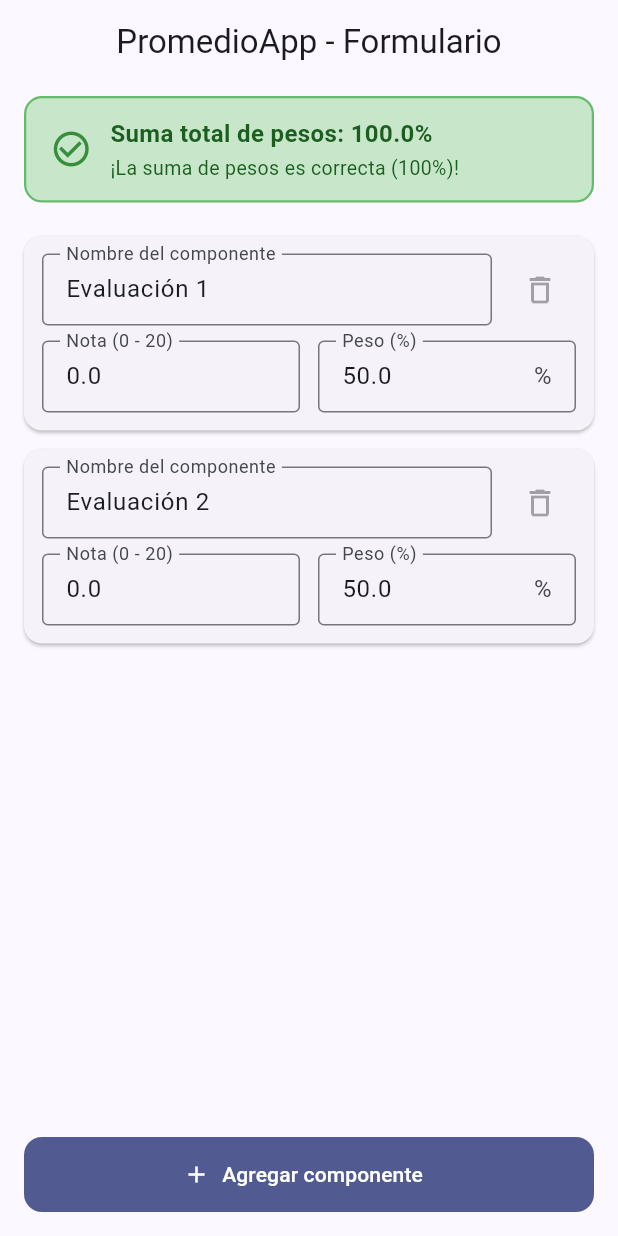
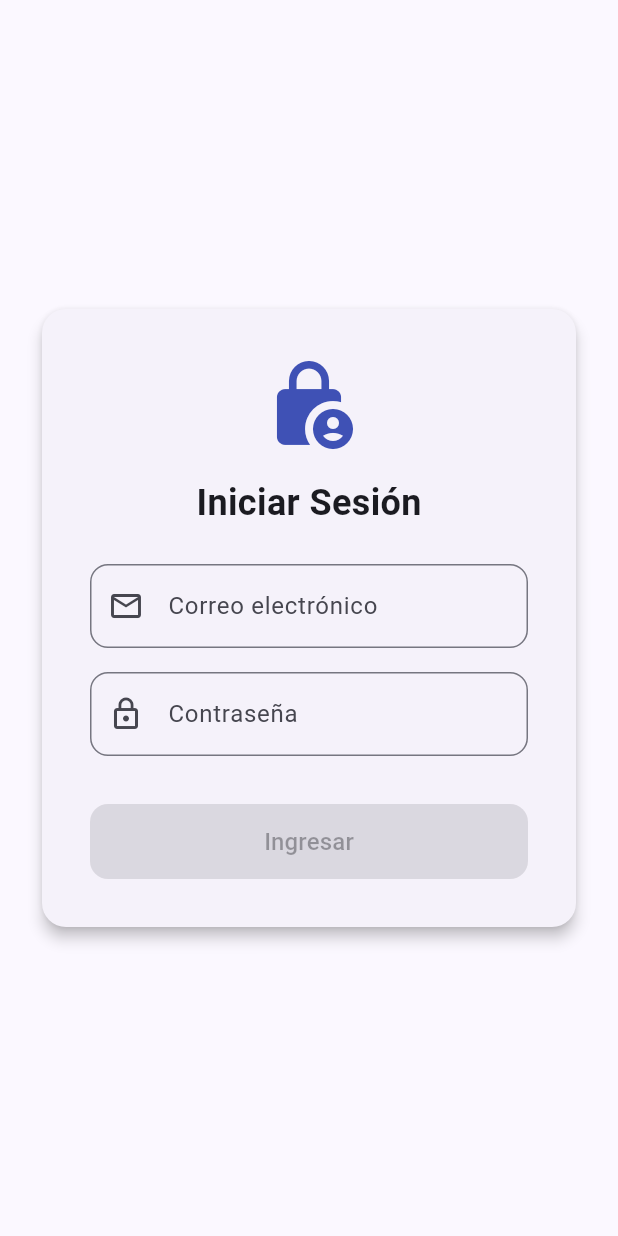
Before and after one commit to pieroalexanderppc/SI988-2026-GRUPO03, a Flutter app: the screen it shows after launch, on a phone screen of 412 x 824 dp. Run offline on Flutter 3.47's test engine with Material 3 defaults, Android fonts, the phone set to English and light mode, and no system bars; our stand-ins replace dio, firebase_auth, firebase_core, flutter_secure_storage; accounts and stored records are empty.

Commit message:
feat(exam-u1): validacion de login, bloqueo por intentos, cierre ante 401 y pruebas unitarias

```diff
--- a/proyecto_moviles2_grupo03/lib/main.dart
+++ b/proyecto_moviles2_grupo03/lib/main.dart
@@ -1,28 +1,63 @@
 import 'package:flutter/material.dart';
 import 'package:provider/provider.dart';
 import 'providers/componentes_provider.dart';
+import 'providers/auth_provider.dart';
 import 'screens/home_screen.dart';
+import 'screens/login_screen.dart';
+import 'services/auth_service.dart';
+import 'services/token_storage.dart';
+import 'network/api_client.dart';
 
 import 'package:firebase_core/firebase_core.dart';
 import 'firebase_options.dart';
+
+final GlobalKey<NavigatorState> navigatorKey = GlobalKey<NavigatorState>();
 
 void main() async {
   WidgetsFlutterBinding.ensureInitialized();
   await Firebase.initializeApp(
     options: DefaultFirebaseOptions.currentPlatform,
   );
-  runApp(const PromedioApp());
+
+  final tokenStorage = SecureTokenStorage();
+  final authService = FirebaseAuthService();
+
+  runApp(
+    MultiProvider(
+      providers: [
+        ChangeNotifierProvider(
+          create: (context) => AuthProvider(authService, tokenStorage),
+        ),
+        ChangeNotifierProvider(
+          create: (context) => ComponentesProvider(),
+        ),
+        Provider<ApiClient>(
+          create: (context) => ApiClient(
+            tokenStorage,
+            onUnauthorized: () {
+              // Limpiar authProvider
+              context.read<AuthProvider>().logout();
+              // Redirigir al login
+              navigatorKey.currentState?.pushAndRemoveUntil(
+                MaterialPageRoute(builder: (_) => const LoginScreen()),
+                (route) => false,
+              );
+            },
+          ),
+        ),
+      ],
+      child: const PromedioApp(),
+    ),
+  );
 }
 
-/// Widget raíz de la aplicación PromedioApp.
 class PromedioApp extends StatelessWidget {
   const PromedioApp({super.key});
 
   @override
   Widget build(BuildContext context) {
-    return ChangeNotifierProvider(
-      create: (context) => ComponentesProvider(),
-      child: MaterialApp(
+    return MaterialApp(
+      navigatorKey: navigatorKey,
       title: 'PromedioApp',
       debugShowCheckedModeBanner: false,
       theme: ThemeData(
@@ -32,7 +67,13 @@ class PromedioApp extends StatelessWidget {
           brightness: Brightness.light,
         ),
       ),
-        home: const HomeScreen(),
+      home: Consumer<AuthProvider>(
+        builder: (context, auth, _) {
+          if (auth.status == AuthStatus.authenticated) {
+            return const HomeScreen();
+          }
+          return const LoginScreen();
+        },
       ),
     );
   }
--- /dev/null
+++ b/proyecto_moviles2_grupo03/lib/network/api_client.dart
@@ -0,0 +1,23 @@
+import 'package:dio/dio.dart';
+import 'auth_interceptor.dart';
+import '../services/token_storage.dart';
+
+class ApiClient {
+  final Dio dio;
+
+  ApiClient(TokenStorage tokenStorage, {required void Function() onUnauthorized})
+      : dio = Dio() {
+    dio.interceptors.add(
+      AuthInterceptor(tokenStorage, onUnauthorized: onUnauthorized),
+    );
+  }
+
+  // Ejemplo de endpoint de Firestore REST para forzar el 401
+  Future<void> simulate401Request() async {
+    // Si se pasa un token inválido, Firebase retornará 401
+    await dio.get(
+      'https://firestore.googleapis.com/v1/projects/proyecto-fake/databases/(default)/documents/test',
+      options: Options(headers: {'Authorization': 'Bearer INVALID_TOKEN'}),
+    );
+  }
+}
--- /dev/null
+++ b/proyecto_moviles2_grupo03/lib/providers/auth_provider.dart
@@ -0,0 +1,87 @@
+import 'package:flutter/foundation.dart';
+import '../services/auth_service.dart';
+import '../services/token_storage.dart';
+
+enum AuthStatus { unauthenticated, loading, authenticated, error, locked }
+
+class AuthProvider extends ChangeNotifier {
+  final AuthService _authService;
+  final TokenStorage _tokenStorage;
+  final DateTime Function() _now;
+
+  AuthStatus _status = AuthStatus.unauthenticated;
+  String? _token;
+  String? _errorMessage;
+  int _failedAttempts = 0;
+  DateTime? _lockedUntil;
+
+  static const int maxFailedAttempts = 3;
+  static const Duration lockDuration = Duration(seconds: 60);
+
+  AuthProvider(this._authService, this._tokenStorage, {DateTime Function()? now})
+      : _now = now ?? (() => DateTime.now());
+
+  AuthStatus get status => _status;
+  String? get token => _token;
+  String? get errorMessage => _errorMessage;
+  int get failedAttempts => _failedAttempts;
+  DateTime? get lockedUntil => _lockedUntil;
+
+  Future<void> login(String email, String password) async {
+    // Si ya hay un bloqueo activo, verificamos si expiró
+    if (_status == AuthStatus.locked) {
+      if (_now().isBefore(_lockedUntil!)) {
+        // Aún bloqueado
+        return;
+      } else {
+        // Bloqueo expirado, reiniciar
+        _failedAttempts = 0;
+        _lockedUntil = null;
+        _status = AuthStatus.unauthenticated;
+      }
+    }
+
+    _status = AuthStatus.loading;
+    _errorMessage = null;
+    notifyListeners();
+
+    try {
+      final token = await _authService.signIn(email, password);
+      // Login exitoso: reiniciar contador, guardar token
+      _failedAttempts = 0;
+      _lockedUntil = null;
+      _token = token;
+      await _tokenStorage.writeToken(token);
+      _status = AuthStatus.authenticated;
+      notifyListeners();
+    } on AuthFailure catch (e) {
+      _failedAttempts++;
+      // Verificar condición de bloqueo
+      if (_failedAttempts >= maxFailedAttempts) {
+        _lockedUntil = _now().add(lockDuration);
+        _status = AuthStatus.locked;
+        final seconds = _lockedUntil!.difference(_now()).inSeconds;
+        _errorMessage = 'Cuenta bloqueada por múltiples intentos fallidos. Intente en $seconds segundos.';
+      } else {
+        _status = AuthStatus.error;
+        _errorMessage = e.message;
+      }
+      notifyListeners();
+    } catch (e) {
+      // Errores de red u otros no incrementan el contador
+      _status = AuthStatus.error;
+      _errorMessage = 'Error de conexión o problema inesperado.';
+      notifyListeners();
+    }
+  }
+
+  Future<void> logout() async {
+    await _tokenStorage.clear();
+    _token = null;
+    _status = AuthStatus.unauthenticated;
+    _errorMessage = null;
+    _failedAttempts = 0;
+    _lockedUntil = null;
+    notifyListeners();
+  }
+}
--- /dev/null
+++ b/proyecto_moviles2_grupo03/lib/screens/login_screen.dart
@@ -0,0 +1,181 @@
+import 'package:flutter/foundation.dart';
+import 'package:flutter/material.dart';
+import 'package:provider/provider.dart';
+import '../providers/auth_provider.dart';
+import '../utils/validators.dart';
+import '../network/api_client.dart';
+
+class LoginScreen extends StatefulWidget {
+  const LoginScreen({super.key});
+
+  @override
+  State<LoginScreen> createState() => _LoginScreenState();
+}
+
+class _LoginScreenState extends State<LoginScreen> {
+  final _formKey = GlobalKey<FormState>();
+  final _emailController = TextEditingController();
+  final _passwordController = TextEditingController();
+
+  void _submit() {
+    if (_formKey.currentState?.validate() ?? false) {
+      context.read<AuthProvider>().login(
+        _emailController.text,
+        _passwordController.text,
+      );
+    }
+  }
+
+  void _simulate401() async {
+    try {
+      final apiClient = context.read<ApiClient>();
+      await apiClient.simulate401Request();
+    } catch (e) {
+      // Ignorar, el interceptor ya debe haber manejado el 401
+    }
+  }
+
+  @override
+  Widget build(BuildContext context) {
+    final authStatus = context.select((AuthProvider p) => p.status);
+    final errorMessage = context.select((AuthProvider p) => p.errorMessage);
+    final isLoading = authStatus == AuthStatus.loading;
+    final isLocked = authStatus == AuthStatus.locked;
+
+    final isValid = Validators.validateEmail(_emailController.text) == null &&
+                    Validators.validatePassword(_passwordController.text) == null;
+
+    return Scaffold(
+      body: Center(
+        child: SingleChildScrollView(
+          padding: const EdgeInsets.all(24.0),
+          child: ConstrainedBox(
+            constraints: const BoxConstraints(maxWidth: 400),
+            child: Card(
+              elevation: 4,
+              shape: RoundedRectangleBorder(borderRadius: BorderRadius.circular(16)),
+              child: Padding(
+                padding: const EdgeInsets.all(32.0),
+                child: Form(
+                  key: _formKey,
+                  child: Column(
+                    mainAxisSize: MainAxisSize.min,
+                    children: [
+                      const Icon(Icons.lock_person, size: 64, color: Colors.indigo),
+                      const SizedBox(height: 16),
+                      const Text(
+                        'Iniciar Sesión',
+                        style: TextStyle(fontSize: 24, fontWeight: FontWeight.bold),
+                      ),
+                      const SizedBox(height: 24),
+                      if (errorMessage != null)
+                        Container(
+                          width: double.infinity,
+                          padding: const EdgeInsets.all(12),
+                          decoration: BoxDecoration(
+                            color: isLocked ? Colors.red.shade100 : Colors.orange.shade100,
+                            borderRadius: BorderRadius.circular(8),
+                            border: Border.all(
+                              color: isLocked ? Colors.red.shade300 : Colors.orange.shade300,
+                            ),
+                          ),
+                          child: Row(
+                            children: [
+                              Icon(
+                                isLocked ? Icons.block : Icons.error_outline,
+                                color: isLocked ? Colors.red.shade900 : Colors.orange.shade900,
+                              ),
+                              const SizedBox(width: 8),
+                              Expanded(
+                                child: Text(
+                                  errorMessage,
+                                  style: TextStyle(
+                                    color: isLocked ? Colors.red.shade900 : Colors.orange.shade900,
+                                    fontWeight: FontWeight.w500,
+                                  ),
+                                ),
+                              ),
+                            ],
+                          ),
+                        ),
+                      if (errorMessage != null) const SizedBox(height: 24),
+                      TextFormField(
+                        controller: _emailController,
+                        decoration: InputDecoration(
+                          labelText: 'Correo electrónico',
+                          prefixIcon: const Icon(Icons.email_outlined),
+                          border: OutlineInputBorder(borderRadius: BorderRadius.circular(12)),
+                        ),
+                        keyboardType: TextInputType.emailAddress,
+                        enabled: !isLoading,
+                        autovalidateMode: AutovalidateMode.onUserInteraction,
+                        validator: Validators.validateEmail,
+                        onChanged: (_) => setState(() {}),
+                      ),
+                      const SizedBox(height: 16),
+                      TextFormField(
+                        controller: _passwordController,
+                        decoration: InputDecoration(
+                          labelText: 'Contraseña',
+                          prefixIcon: const Icon(Icons.lock_outline),
+                          border: OutlineInputBorder(borderRadius: BorderRadius.circular(12)),
+                        ),
+                        obscureText: true,
+                        enabled: !isLoading,
+                        autovalidateMode: AutovalidateMode.onUserInteraction,
+                        validator: Validators.validatePassword,
+                        onChanged: (_) => setState(() {}),
+                      ),
+                      const SizedBox(height: 32),
+                      SizedBox(
+                        width: double.infinity,
+                        height: 50,
+                        child: ElevatedButton(
+                          onPressed: (isLoading || !isValid) ? null : _submit,
+                          style: ElevatedButton.styleFrom(
+                            shape: RoundedRectangleBorder(
+                              borderRadius: BorderRadius.circular(12),
+                            ),
+                            backgroundColor: Colors.indigo,
+                            foregroundColor: Colors.white,
+                          ),
+                          child: isLoading
+                              ? const SizedBox(
+                                  width: 24,
+                                  height: 24,
+                                  child: CircularProgressIndicator(
+                                    strokeWidth: 2,
+                                    color: Colors.white,
+                                  ),
+                                )
+                              : const Text('Ingresar', style: TextStyle(fontSize: 16)),
+                        ),
+                      ),
+                      if (kDebugMode) ...[
+                        const SizedBox(height: 24),
+                        const Divider(),
+                        TextButton.icon(
+                          onPressed: _simulate401,
+                          icon: const Icon(Icons.bug_report, size: 18),
+                          label: const Text('Simular Error 401'),
+                          style: TextButton.styleFrom(foregroundColor: Colors.grey.shade700),
+                        )
+                      ]
+                    ],
+                  ),
+                ),
+              ),
+            ),
+          ),
+        ),
+      ),
+    );
+  }
+
+  @override
+  void dispose() {
+    _emailController.dispose();
+    _passwordController.dispose();
+    super.dispose();
+  }
+}
--- /dev/null
+++ b/proyecto_moviles2_grupo03/lib/services/auth_service.dart
@@ -0,0 +1,37 @@
+import 'package:firebase_auth/firebase_auth.dart' as firebase;
+
+class AuthFailure implements Exception {
+  final String message;
+  AuthFailure(this.message);
+
+  @override
+  String toString() => message;
+}
+
+abstract class AuthService {
+  Future<String> signIn(String email, String password);
+}
+
+class FirebaseAuthService implements AuthService {
+  final firebase.FirebaseAuth _firebaseAuth = firebase.FirebaseAuth.instance;
+
+  @override
+  Future<String> signIn(String email, String password) async {
+    try {
+      final credential = await _firebaseAuth.signInWithEmailAndPassword(
+        email: email,
+        password: password,
+      );
+
+      final token = await credential.user?.getIdToken();
+      if (token == null) {
+        throw AuthFailure('No se pudo obtener el token de sesión.');
+      }
+      return token;
+    } on firebase.FirebaseAuthException catch (e) {
+      throw AuthFailure(e.message ?? 'Error de autenticación.');
+    } catch (e) {
+      throw AuthFailure('Ocurrió un error inesperado.');
+    }
+  }
+}
--- /dev/null
+++ b/proyecto_moviles2_grupo03/lib/utils/validators.dart
@@ -0,0 +1,22 @@
+class Validators {
+  static String? validateEmail(String? value) {
+    if (value == null || value.trim().isEmpty) {
+      return 'El correo electrónico no puede estar vacío';
+    }
+    final emailRegex = RegExp(r'^[^@]+@[^@]+\.[^@]+');
+    if (!emailRegex.hasMatch(value.trim())) {
+      return 'Ingrese un correo electrónico válido';
+    }
+    return null;
+  }
+
+  static String? validatePassword(String? value) {
+    if (value == null || value.trim().isEmpty) {
+      return 'La contraseña no puede estar vacía';
+    }
+    if (value.length < 6) {
+      return 'La contraseña debe tener al menos 6 caracteres';
+    }
+    return null;
+  }
+}
--- a/proyecto_moviles2_grupo03/pubspec.yaml
+++ b/proyecto_moviles2_grupo03/pubspec.yaml
@@ -40,6 +40,8 @@ dependencies:
   firebase_core: ^4.15.0
   firebase_auth: ^6.7.0
   cloud_firestore: ^6.10.0
+  dio: ^5.11.1
+  flutter_secure_storage: ^11.2.0
 
 dev_dependencies:
   flutter_test:
@@ -51,6 +53,7 @@ dev_dependencies:
   # package. See that file for information about deactivating specific lint
   # rules and activating additional ones.
   flutter_lints: ^6.0.0
+  mocktail: ^1.0.5
 
 # For information on the generic Dart part of this file, see the
 # following page: https://dart.dev/tools/pub/pubspec
```
Also changed, not shown: proyecto_moviles2_grupo03/lib/network/auth_interceptor.dart (added, +33 -0 lines), proyecto_moviles2_grupo03/lib/services/token_storage.dart (added, +40 -0 lines), proyecto_moviles2_grupo03/pubspec.lock, 8 other files. Lines whose indentation alone changed are shown as unchanged.
